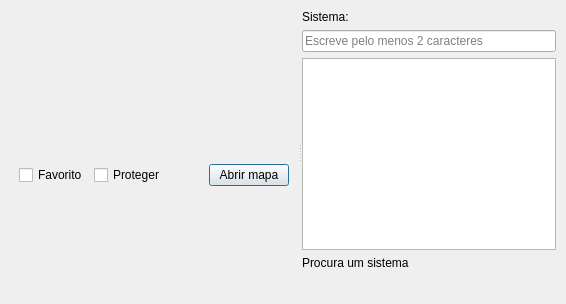
Before: the Qt Designer form ui/map_library_window.ui in pbgaspar/rhino-surface-mapper, drawn with Qt 5.
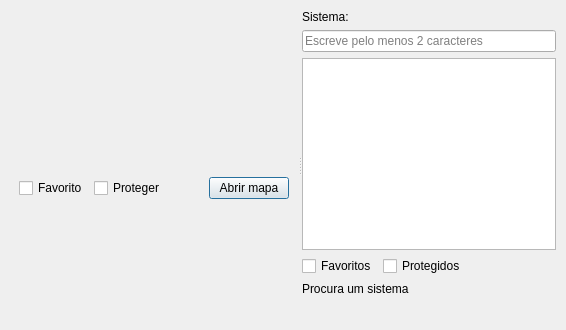
After: the same form once the commit is applied.

Commit message: Add Map Library favorite and protected filters

Diff of the .ui file:
```diff
--- a/ui/map_library_window.ui
+++ b/ui/map_library_window.ui
@@ -37,6 +37,13 @@
        <item><widget class="QLabel" name="systemLabel"><property name="text"><string>Sistema:</string></property></widget></item>
        <item><widget class="QLineEdit" name="searchInput"><property name="placeholderText"><string>Escreve pelo menos 2 caracteres</string></property></widget></item>
        <item><widget class="QListWidget" name="suggestionsList"><property name="maximumHeight"><number>125</number></property></widget></item>
+       <item>
+        <layout class="QHBoxLayout" name="mapFilterLayout">
+         <item><widget class="QCheckBox" name="favoriteFilterCheck"><property name="text"><string>Favoritos</string></property></widget></item>
+         <item><widget class="QCheckBox" name="protectedFilterCheck"><property name="text"><string>Protegidos</string></property></widget></item>
+         <item><spacer name="mapFilterSpacer"><property name="orientation"><enum>Qt::Horizontal</enum></property><property name="sizeHint" stdset="0"><size><width>40</width><height>20</height></size></property></spacer></item>
+        </layout>
+       </item>
        <item><widget class="QLabel" name="systemTitle"><property name="text"><string>Procura um sistema</string></property></widget></item>
        <item><widget class="QWidget" name="treeHost"><layout class="QVBoxLayout" name="treeLayout"/></widget></item>
       </layout>
```
The commit also changes 2 other files.
